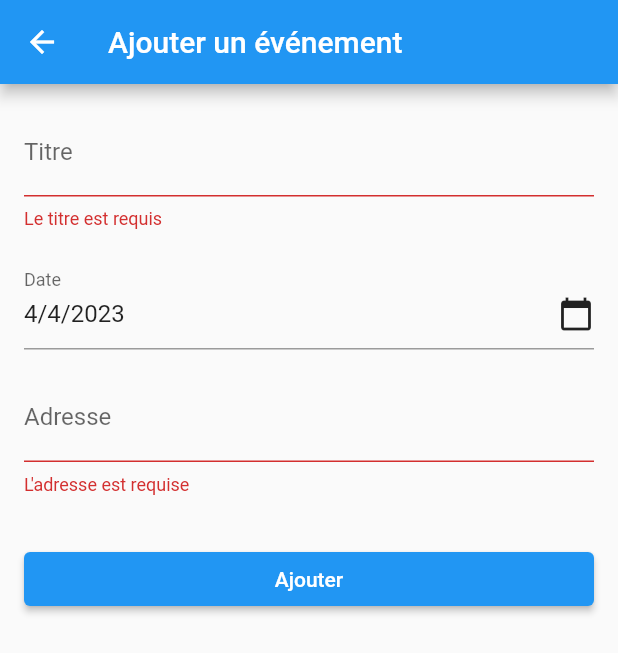
After one commit to Atelier2023/AppFlutter, a Flutter app: the AddEventForm screen opened directly, after a tap on "Ajouter", on a phone screen of 412 x 824 dp. The commit adds this screen. Shown: the top 653 px of the screen. Run offline on Flutter 3.47's test engine with Material 2 defaults, Android fonts, the phone set to English and light mode, and no system bars; missing offline and left inert: localstore.

Commit message:
CreateEvent

```diff
--- /dev/null
+++ b/lib/addEvent.dart
@@ -0,0 +1,117 @@
+import 'package:app_flutter/main.dart';
+import 'package:flutter/material.dart';
+import 'package:http/http.dart' as http;
+import 'dart:convert';
+import 'package:localstore/localstore.dart';
+
+class AddEventForm extends StatefulWidget {
+  @override
+  _AddEventFormState createState() => _AddEventFormState();
+}
+
+class _AddEventFormState extends State<AddEventForm> {
+  final _formKey = GlobalKey<FormState>();
+  String _title = '';
+  DateTime _date = DateTime.now();
+  String _address = '';
+
+  void _submitForm() {
+    if (_formKey.currentState!.validate()) {
+      // Enregistrer les données ici
+      print('Titre : $_title');
+      print('Date : $_date');
+      print('Adresse : $_address');
+    }
+  }
+
+  @override
+  Widget build(BuildContext context) {
+    return Scaffold(
+      appBar: AppBar(
+        title: Text('Ajouter un événement'),
+      ),
+      body: Form(
+        key: _formKey,
+        child: Padding(
+          padding: const EdgeInsets.all(16.0),
+          child: Column(
+            crossAxisAlignment: CrossAxisAlignment.stretch,
+            children: [
+              TextFormField(
+                decoration: InputDecoration(
+                  labelText: 'Titre',
+                ),
+                validator: (value) {
+                  if (value == null || value.isEmpty) {
+                    return 'Le titre est requis';
+                  }
+                  return null;
+                },
+                onChanged: (value) {
+                  setState(() {
+                    _title = value;
+                  });
+                },
+              ),
+              SizedBox(height: 16),
+              InkWell(
+                onTap: () async {
+                  final selectedDate = await showDatePicker(
+                    context: context,
+                    initialDate: _date,
+                    firstDate: DateTime(1900),
+                    lastDate: DateTime(2100),
+                  );
+                  if (selectedDate != null) {
+                    setState(() {
+                      _date = selectedDate;
+                    });
+                  }
+                },
+                child: InputDecorator(
+                  decoration: InputDecoration(
+                    labelText: 'Date',
+                  ),
+                  child: Row(
+                    mainAxisAlignment: MainAxisAlignment.spaceBetween,
+                    children: [
+                      Text(
+                        '${_date.day}/${_date.month}/${_date.year}',
+                        style: TextStyle(
+                          fontSize: 16,
+                        ),
+                      ),
+                      Icon(Icons.calendar_today),
+                    ],
+                  ),
+                ),
+              ),
+              SizedBox(height: 16),
+              TextFormField(
+                decoration: InputDecoration(
+                  labelText: 'Adresse',
+                ),
+                validator: (value) {
+                  if (value == null || value.isEmpty) {
+                    return 'L\'adresse est requise';
+                  }
+                  return null;
+                },
+                onChanged: (value) {
+                  setState(() {
+                    _address = value;
+                  });
+                },
+              ),
+              SizedBox(height: 32),
+              ElevatedButton(
+                onPressed: _submitForm,
+                child: Text('Ajouter'),
+              ),
+            ],
+          ),
+        ),
+      ),
+    );
+  }
+}
```
Also changed, not shown: lib/main.dart (+21 -4 lines).
